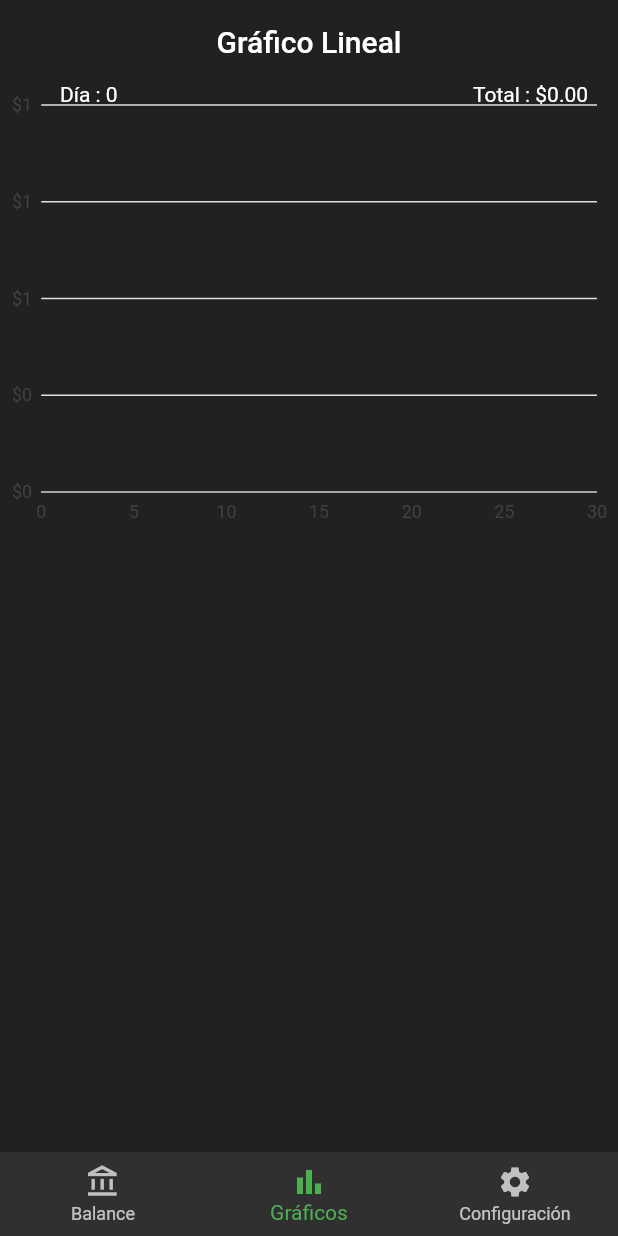
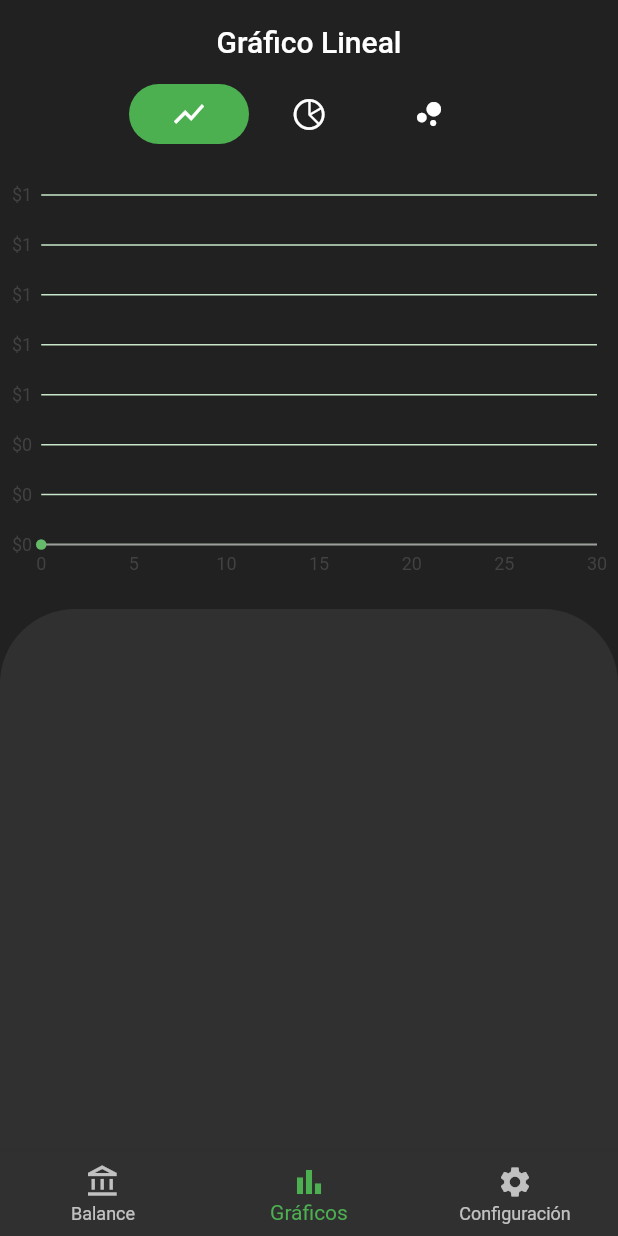
Before and after one commit to EnriquemQz/ExpensesApp, a Flutter app: the screen it shows after launch, item 2 of the bottom bar chosen, on a phone screen of 412 x 824 dp. Run offline on Flutter 3.47's test engine with Material 2 defaults, Android fonts, the phone set to English and light mode, and no system bars; our stand-ins replace charts_flutter, flutter_slidable, fluttertoast, percent_indicator, sqflite; missing offline and left inert: flutter_material_color_picker, unicorndial; accounts and stored records are empty; statements that could not run were skipped.

Commit message:
Fin sección 11

```diff
--- a/lib/pages/charts_page.dart
+++ b/lib/pages/charts_page.dart
@@ -1,18 +1,28 @@
 
+import 'package:expenses_app/providers/expenses_provider.dart';
+import 'package:expenses_app/providers/ui_provider.dart';
+import 'package:expenses_app/widgets/charts_page_wt/chart_selector.dart';
+import 'package:expenses_app/widgets/charts_page_wt/per_category_list.dart';
+import 'package:expenses_app/widgets/charts_page_wt/per_day_list.dart';
+import 'package:expenses_app/widgets/charts_page_wt/switch_charts.dart';
+import 'package:expenses_app/widgets/global_wt/chart_line.dart';
+import 'package:expenses_app/widgets/global_wt/chart_pie.dart';
 import 'package:expenses_app/widgets/global_wt/chart_scatterplot.dart';
 import 'package:flutter/material.dart';
-import 'package:expenses_app/widgets/global_wt/chart_pie.dart';
 
 import 'package:expenses_app/utils/constants.dart';
+import 'package:provider/provider.dart';
 
 class ChartsPage extends StatelessWidget {
 
   @override
   Widget build(BuildContext context) {
+    final uiProvider = Provider.of<UiProvider>(context);
+    final currentChart = uiProvider.selectedChart;
 
     return Scaffold(
       appBar: AppBar(
-        title: Text('Gráfico Lineal'),
+        title: Text(currentChart),
         centerTitle: true,
         elevation: 0.0,
       ),
@@ -21,7 +31,7 @@ class ChartsPage extends StatelessWidget {
           _sliverAppBarWithChart(),
           SliverList(delegate: SliverChildListDelegate(
             [
-              // ChartsBody()
+              ChartsBody(currentChart: currentChart)
             ]
           ))
         ],
@@ -30,15 +40,17 @@ class ChartsPage extends StatelessWidget {
   }
   _sliverAppBarWithChart(){
     return SliverAppBar(
-      expandedHeight: 300.0,
+      expandedHeight: 350.0,
       flexibleSpace: FlexibleSpaceBar(
         background: Align(
           alignment: Alignment.bottomCenter,
           child: Column(
             mainAxisSize: MainAxisSize.min,
             children: [
-              Expanded(child: ChartScatterPlot()),
-              // Container(child: Text('Hola Charts'))
+              ChartSelector(),
+              SizedBox(height: 20),
+              Expanded(child: SwitchCharts()),
+              SizedBox(height: 15),
             ],
           ),
         ),
@@ -48,13 +60,31 @@ class ChartsPage extends StatelessWidget {
 }
 
 class ChartsBody extends StatelessWidget {
-  const ChartsBody({Key key}) : super(key: key);
+  final String currentChart;
+  const ChartsBody({this.currentChart});
 
   @override
   Widget build(BuildContext context) {
+    final size = MediaQuery.of(context).size;
+    final exProvider = Provider.of<ExpensesProvider>(context);
+    final expenses = exProvider.expenses.length;
+    bool _height = false;
+    bool _isPerDay = false;
+
+    if(currentChart == 'Gráfico Lineal'
+      || currentChart == 'Gráfico de dispersión'){
+        _isPerDay = true;
+      }
+
+    if(expenses > 6){
+      _height = true;
+    }
+
     return Container(
+      height: (_height) ? null : size.height / 2,
+      padding: EdgeInsets.symmetric(horizontal: 16.0, vertical: 10.0),
       decoration: Constants.ftBoxDecoration,
-      child: Text('Body'),
+      child: (_isPerDay) ? PerDayList() : PerCategoryList()
     );
   }
 }
--- a/lib/providers/ui_provider.dart
+++ b/lib/providers/ui_provider.dart
@@ -6,6 +6,7 @@ class UiProvider extends ChangeNotifier {
 
   int _selectedMenu = 0;
   int _selectedMonth = DateTime.now().month - 1;
+  String _selectedChart = 'Gráfico Lineal';
 
   int get selectedMenu {
     return this._selectedMenu;
@@ -25,4 +26,12 @@ class UiProvider extends ChangeNotifier {
     notifyListeners();
   }
 
+  String get selectedChart {
+    return this._selectedChart;
+  }
+
+  set selectedChart(String i){
+    this._selectedChart = i;
+    notifyListeners();
+  }
 }
--- a/lib/widgets/add_expenses_wt/bs_category.dart
+++ b/lib/widgets/add_expenses_wt/bs_category.dart
@@ -141,7 +141,7 @@ class _BottomSheetCategoryState extends State<BottomSheetCategory> {
           height: size.height / 1.3,
           child: ListView(
             shrinkWrap: true,
-            physics: NeverScrollableScrollPhysics(),
+            // physics: NeverScrollableScrollPhysics(),
             children: widgets,
           ),
         );
--- /dev/null
+++ b/lib/widgets/charts_page_wt/chart_selector.dart
@@ -0,0 +1,78 @@
+import 'package:expenses_app/providers/ui_provider.dart';
+import 'package:flutter/cupertino.dart';
+import 'package:flutter/material.dart';
+import 'package:provider/provider.dart';
+
+class ChartSelector extends StatefulWidget {
+  ChartSelector({Key key}) : super(key: key);
+
+  @override
+  _ChartSelectorState createState() => _ChartSelectorState();
+}
+
+class BubbleTab extends StatelessWidget {
+  final IconData icon;
+  final bool selected;
+  const BubbleTab(
+    {
+      Key key, this.icon, this.selected
+    }
+  ) : super(key: key);
+
+  @override
+  Widget build(BuildContext context) {
+    return Container(
+      decoration: BoxDecoration(
+        color: selected ? Colors.green : Colors.transparent,
+        borderRadius: BorderRadius.circular(25.0)
+      ),
+      child: Icon(icon),
+    );
+  }
+}
+
+class _ChartSelectorState extends State<ChartSelector> {
+  // String currentChart = 'Gráfico Lineal';
+  @override
+  Widget build(BuildContext context) {
+    final uiProvider = Provider.of<UiProvider>(context);
+    final currentChart = uiProvider.selectedChart;
+
+    var _widgets = <Widget>[];
+
+    Map<String, IconData> typeChart = {
+      'Gráfico Lineal' : Icons.show_chart,
+      'Gráfico Circular' : CupertinoIcons.chart_pie,
+      'Gráfico de dispersión' : Icons.bubble_chart
+    };
+
+    typeChart.forEach((name, icon){
+      _widgets.add(
+        GestureDetector(
+          onTap: (){
+            setState(() {
+              uiProvider.selectedChart = name;
+            });
+          },
+          child: BubbleTab(
+            icon: icon,
+            selected: currentChart == name,
+          ),
+        )
+      );
+    });
+
+    return Container(
+      height: 40.0,
+       child: Center(
+         child: ListView(
+           physics: NeverScrollableScrollPhysics(),
+           shrinkWrap: true,
+           itemExtent: 80.0,
+           scrollDirection: Axis.horizontal,
+           children: _widgets,
+         ),
+       ),
+    );
+  }
+}
--- /dev/null
+++ b/lib/widgets/charts_page_wt/per_day_list.dart
@@ -0,0 +1,96 @@
+import 'package:expenses_app/models/combined_model.dart';
+import 'package:expenses_app/providers/expenses_provider.dart';
+import 'package:expenses_app/utils/math_operations.dart'as op;
+import 'package:flutter/material.dart';
+import 'package:provider/provider.dart';
+
+class PerDayList extends StatelessWidget {
+  const PerDayList({Key key}) : super(key: key);
+
+  @override
+  Widget build(BuildContext context) {
+    final exProvider = Provider.of<ExpensesProvider>(context);
+    final expenses = exProvider.expenses;
+    List<CombinedModel> _perDayList = [];
+    Map<dynamic, dynamic> _perDayMap;
+
+    _perDayMap = expenses.fold({}, (Map<dynamic, dynamic> map, element){
+      if(!map.containsKey(element.day)){
+        map[element.day] = 0;
+      }
+      map[element.day] += element.expense;
+      return map;
+    });
+
+    _perDayMap.entries.forEach((e) => _perDayList
+      .add(CombinedModel(
+        day: e.key,
+        expense: e.value
+      ))
+    );
+
+    _perDayList.sort((a,b) => b.day.compareTo(a.day));
+
+    return GridView.builder(
+      gridDelegate: SliverGridDelegateWithFixedCrossAxisCount(
+        crossAxisCount: 3,
+        mainAxisSpacing: 12.0,
+        crossAxisSpacing: 12.0,
+        childAspectRatio: 1.0
+      ),
+      scrollDirection: Axis.vertical,
+      shrinkWrap: true,
+      physics: NeverScrollableScrollPhysics(),
+      padding: EdgeInsets.symmetric(horizontal: 16.0, vertical: 8.0),
+      itemCount: _perDayList.length,
+      itemBuilder: (_, i){
+        var item = _perDayList[i];
+        return GestureDetector(
+          onTap: (){},
+          child: Container(
+            decoration: BoxDecoration(
+              color: Colors.grey[900],
+              borderRadius: BorderRadius.all(Radius.circular(20.0))
+            ),
+            child: Column(
+              mainAxisAlignment: MainAxisAlignment.center,
+              children: [
+
+                Container(
+                  child: Text(
+                    'Día',
+                    style: TextStyle(
+                      letterSpacing: 1.5
+                    ),
+                  ),
+                ),
+
+                Divider(color: Colors.white),
+
+                Container(
+                  child: Text(
+                    item.day.toString(),
+                    style: TextStyle(
+                      fontSize: 20.0
+                    ),
+                  )
+                ),
+
+                Divider(color: Colors.white),
+
+                Container(
+                  child: Text(
+                    '\$ ${op.getCleanData(item.expense)}',
+                    style: TextStyle(
+                      letterSpacing: 1.5
+                    ),
+                  ),
+                ),
+              ],
+            ),
+          ),
+        );
+      },
+    );
+  }
+}
--- /dev/null
+++ b/lib/widgets/charts_page_wt/switch_charts.dart
@@ -0,0 +1,27 @@
+import 'package:expenses_app/providers/ui_provider.dart';
+import 'package:expenses_app/widgets/global_wt/chart_line.dart';
+import 'package:expenses_app/widgets/global_wt/chart_pie.dart';
+import 'package:expenses_app/widgets/global_wt/chart_scatterplot.dart';
+import 'package:flutter/material.dart';
+import 'package:provider/provider.dart';
+
+class SwitchCharts extends StatelessWidget {
+  const SwitchCharts({Key key}) : super(key: key);
+
+  @override
+  Widget build(BuildContext context) {
+    final uiProvider = Provider.of<UiProvider>(context);
+    final currentChart = uiProvider.selectedChart;
+
+    switch(currentChart){
+      case 'Gráfico Lineal' :
+        return ChartLine();
+      case 'Gráfico Circular' :
+        return ChartPie();
+      case 'Gráfico de dispersión' :
+        return ChartScatterPlot();
+      default :
+        return ChartLine();
+    }
+  }
+}
--- a/lib/widgets/global_wt/chart_scatterplot.dart
+++ b/lib/widgets/global_wt/chart_scatterplot.dart
@@ -4,7 +4,6 @@ import 'package:intl/intl.dart';
 
 import 'package:expenses_app/models/combined_model.dart';
 import 'package:expenses_app/providers/expenses_provider.dart';
-import 'package:expenses_app/providers/ui_provider.dart';
 import 'package:expenses_app/providers/ui_provider.dart';
 
 import 'package:charts_flutter/flutter.dart' as charts;
```
Also changed, not shown: lib/widgets/charts_page_wt/per_category_list.dart (added, +62 -0 lines).
